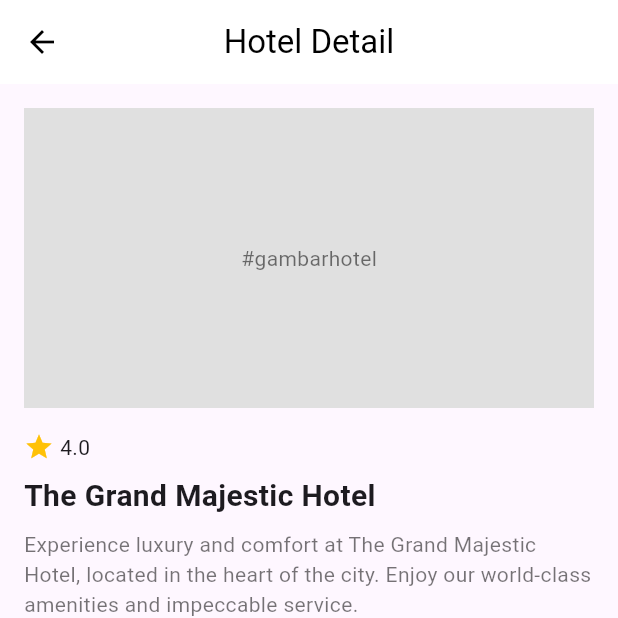
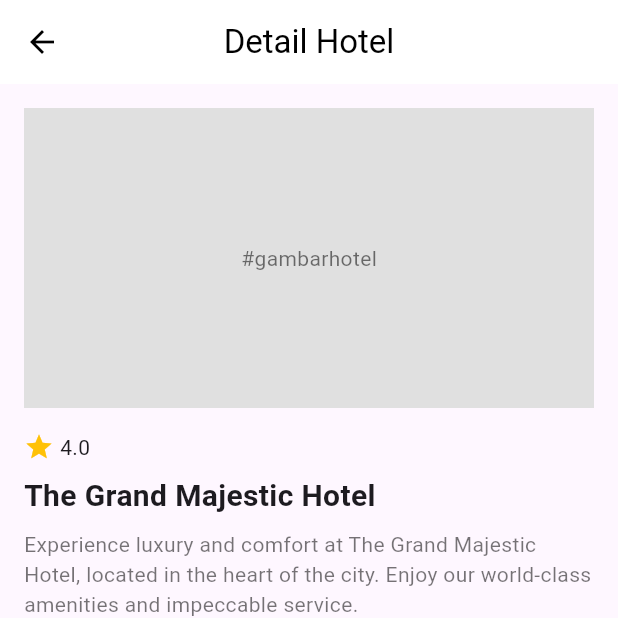
Before and after one commit to alifahfwzy/alianta_gostay, a Flutter app: the TampilanDetailHotel screen opened directly, on a phone screen of 412 x 824 dp, the top half of it. Run offline on Flutter 3.47's test engine with Material 3 defaults, Android fonts, the light colour scheme and no system bars.

Commit message:
edit detail hotel

```diff
--- a/lib/tampilan_detail_hotel.dart
+++ b/lib/tampilan_detail_hotel.dart
@@ -12,7 +12,7 @@ class _TampilanDetailHotelState extends State<TampilanDetailHotel> {
   Widget build(BuildContext context) {
     return Scaffold(
       appBar: AppBar(
-        title: const Text('Hotel Detail'),
+        title: const Text('Detail Hotel'),
         leading: IconButton(
           icon: const Icon(Icons.arrow_back),
           onPressed: () {
```
